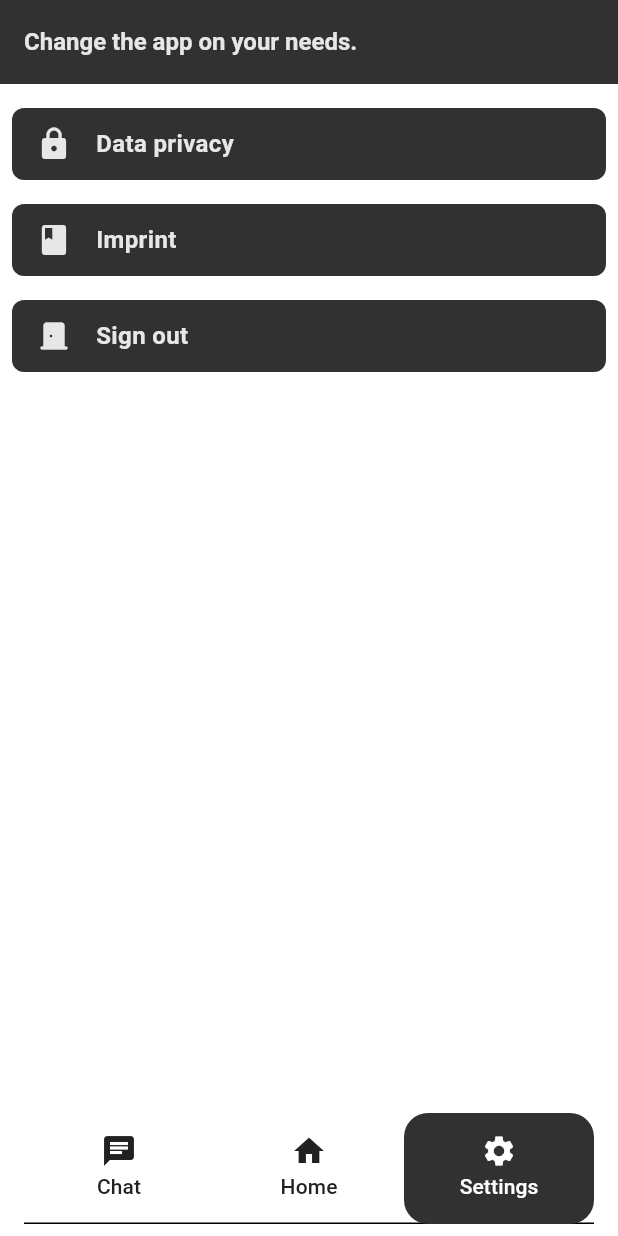
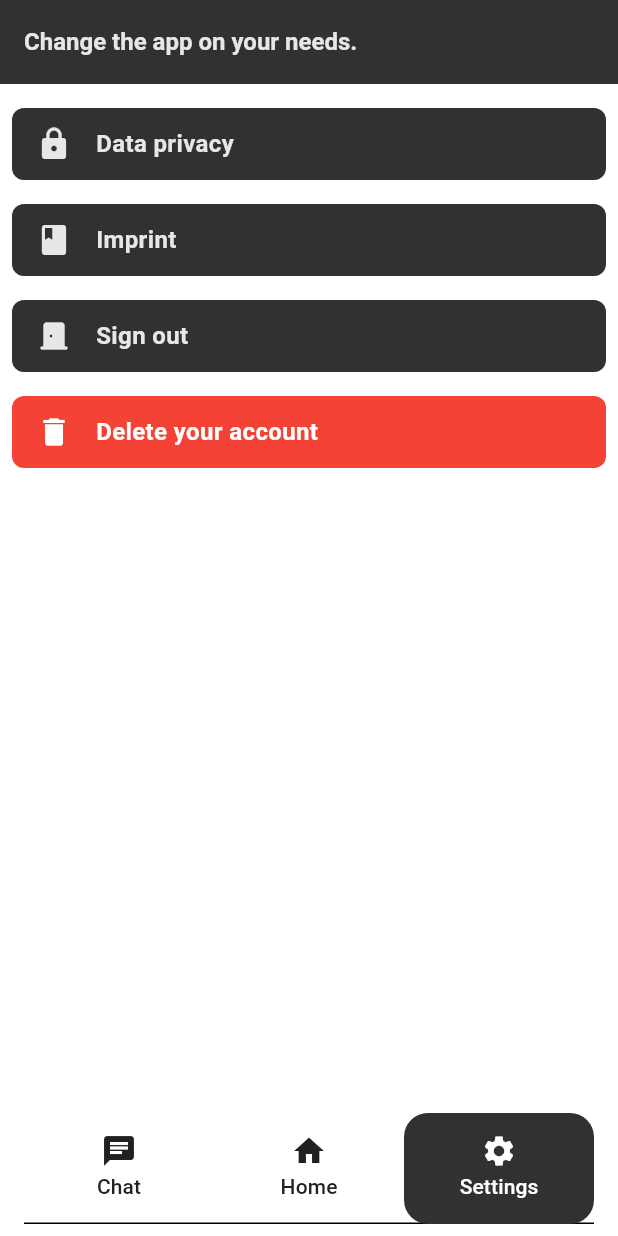
Before and after one commit to daFinndus/aetheric, a Flutter app: the screen it shows once a user with an empty profile is signed in, item 3 of the bottom bar chosen, on a phone screen of 412 x 824 dp. Run offline on Flutter 3.47's test engine with Material 3 defaults, Android fonts, the phone set to English and light mode, and no system bars; our stand-ins replace another_flushbar, cloud_firestore, firebase_auth, firebase_core, shared_preferences, slide_to_act; accounts and stored records are empty.

Commit message:
Added deletion button on settings page, fixed registration procedure and more

```diff
--- /dev/null
+++ b/lib/elements/custom_field_button_important.dart
@@ -0,0 +1,49 @@
+import 'package:flutter/material.dart';
+
+// A container which executes a function when pressed
+// Mainly used on the settings page right now
+class CustomFieldButtonImportant extends StatelessWidget {
+  final IconData icon;
+  final String text;
+  final Function function;
+
+  const CustomFieldButtonImportant({
+    super.key,
+    required this.icon,
+    required this.text,
+    required this.function,
+  });
+
+  @override
+  Widget build(BuildContext context) {
+    return InkWell(
+      onTap: () => function(),
+      child: Container(
+        height: 48.0,
+        margin: const EdgeInsets.all(8.0),
+        decoration: BoxDecoration(
+          borderRadius: BorderRadius.circular(8.0),
+          color: Colors.red,
+        ),
+        child: Row(
+          children: [
+            const SizedBox(width: 16.0),
+            Icon(
+              icon,
+              color: Colors.white,
+            ),
+            const SizedBox(width: 16.0),
+            Text(
+              text,
+              style: const TextStyle(
+                fontSize: 16.0,
+                fontWeight: FontWeight.bold,
+                color: Colors.white,
+              ),
+            ),
+          ],
+        ),
+      ),
+    );
+  }
+}
--- a/lib/main.dart
+++ b/lib/main.dart
@@ -46,27 +46,23 @@ class _MainAppState extends State<MainApp> {
       theme: ThemeColors.lightThemeData,
       darkTheme: ThemeColors.darkThemeData,
       home: Scaffold(
-        // Check if logged in
         body: StreamBuilder(
           stream: FirebaseAuth.instance.authStateChanges(),
           builder: (context, authSnapshot) {
+            // Check if user is logged in
             if (authSnapshot.hasData) {
               // Check if user has completed registration
-              return StreamBuilder(
-                stream: _usersColl.doc(_auth.currentUser?.uid).snapshots(),
-                builder: (context, dataSnapshot) {
-                  if (dataSnapshot.connectionState == ConnectionState.waiting) {
-                    return const Align(
-                      alignment: Alignment.center,
-                      child: CircularProgressIndicator(),
-                    );
-                  }
-
-                  // TODO: This doesn't work yet, gotta fix it
-                  if (dataSnapshot.hasData && authSnapshot.hasData) {
-                    return const TabPage();
+              return FutureBuilder(
+                future: _checkRegistration(),
+                builder: (context, snapshot) {
+                  if (snapshot.hasData) {
+                    if (snapshot.data == true) {
+                      return const TabPage();
+                    } else {
+                      return const DataPersonalNamePage();
+                    }
                   } else {
-                    return const DataPersonalNamePage();
+                    return const Center(child: CircularProgressIndicator());
                   }
                 },
               );
@@ -78,4 +74,16 @@ class _MainAppState extends State<MainApp> {
       ),
     );
   }
+
+  // Search for a certain data entry in the users collection
+  Future<bool> _checkRegistration() async {
+    final User? user = _auth.currentUser;
+    final DocumentSnapshot userDoc = await _usersColl.doc(user!.uid).get();
+
+    if (userDoc.exists) {
+      return true;
+    } else {
+      return false;
+    }
+  }
 }
--- a/lib/screens/setting_page.dart
+++ b/lib/screens/setting_page.dart
@@ -1,3 +1,4 @@
+import 'package:aetheric/popups/confirm_deletion_page.dart';
 import 'package:flutter/material.dart';
 
 import 'package:aetheric/popups/imprint_page.dart';
@@ -5,6 +6,7 @@ import 'package:aetheric/popups/data_privacy_page.dart';
 
 import 'package:aetheric/services/auth/functions/auth.dart';
 import 'package:aetheric/elements/custom_field_button.dart';
+import 'package:aetheric/elements/custom_field_button_important.dart';
 
 class SettingPage extends StatefulWidget {
   const SettingPage({super.key});
@@ -57,6 +59,14 @@ class _SettingPageState extends State<SettingPage> {
             icon: Icons.door_back_door_rounded,
             text: 'Sign out',
             function: () => _auth.signOut(context),
+          ),
+          CustomFieldButtonImportant(
+            icon: Icons.delete,
+            text: 'Delete your account',
+            function: () => _showBottomPage(
+              context,
+              const ConfirmDeletionPage(),
+            ),
           )
         ],
       ),
--- a/lib/services/app/features.dart
+++ b/lib/services/app/features.dart
@@ -27,7 +27,9 @@ class AppFeatures {
   showSuccessFlushbar(BuildContext context, String message) {
     Flushbar(
       message: message,
+      margin: const EdgeInsets.all(16.0),
       duration: const Duration(seconds: 5),
+      borderRadius: BorderRadius.circular(8.0),
       backgroundColor: const Color.fromARGB(200, 30, 130, 1),
     ).show(context);
   }
@@ -36,7 +38,9 @@ class AppFeatures {
   showErrorFlushbar(BuildContext context, String message) {
     Flushbar(
       message: message,
+      margin: const EdgeInsets.all(16.0),
       duration: const Duration(seconds: 5),
+      borderRadius: BorderRadius.circular(8.0),
       backgroundColor: const Color.fromRGBO(230, 50, 50, 1),
     ).show(context);
   }
--- a/lib/services/auth/screens/registration_page.dart
+++ b/lib/services/auth/screens/registration_page.dart
@@ -109,7 +109,7 @@ class _RegistrationPageState extends State<RegistrationPage> {
                         ),
                         const SizedBox(height: 64.0),
                         AuthButton(
-                          text: 'Start your journey.',
+                          text: 'Start your journey',
                           function: () => _signUp(
                             context,
                             _emailController.text,
--- a/pubspec.yaml
+++ b/pubspec.yaml
@@ -17,6 +17,7 @@ dependencies:
   firebase_core: ^2.24.2
   another_flushbar: ^1.12.30
   shared_preferences: ^2.2.2
+  slide_to_act: ^2.0.2
 
 dev_dependencies:
   flutter_test:
```
Also changed, not shown: lib/popups/confirm_deletion_page.dart (added, +103 -0 lines), lib/services/auth/functions/auth.dart (+20 -0 lines), lib/services/auth/screens/data_birthday_page.dart (+10 -12 lines), lib/services/auth/screens/data_personal_name_page.dart (+13 -3 lines), lib/services/auth/screens/data_username_page.dart (+18 -21 lines), lib/services/auth/screens/login_page.dart (+1 -8 lines), pubspec.lock, 1 other file.
